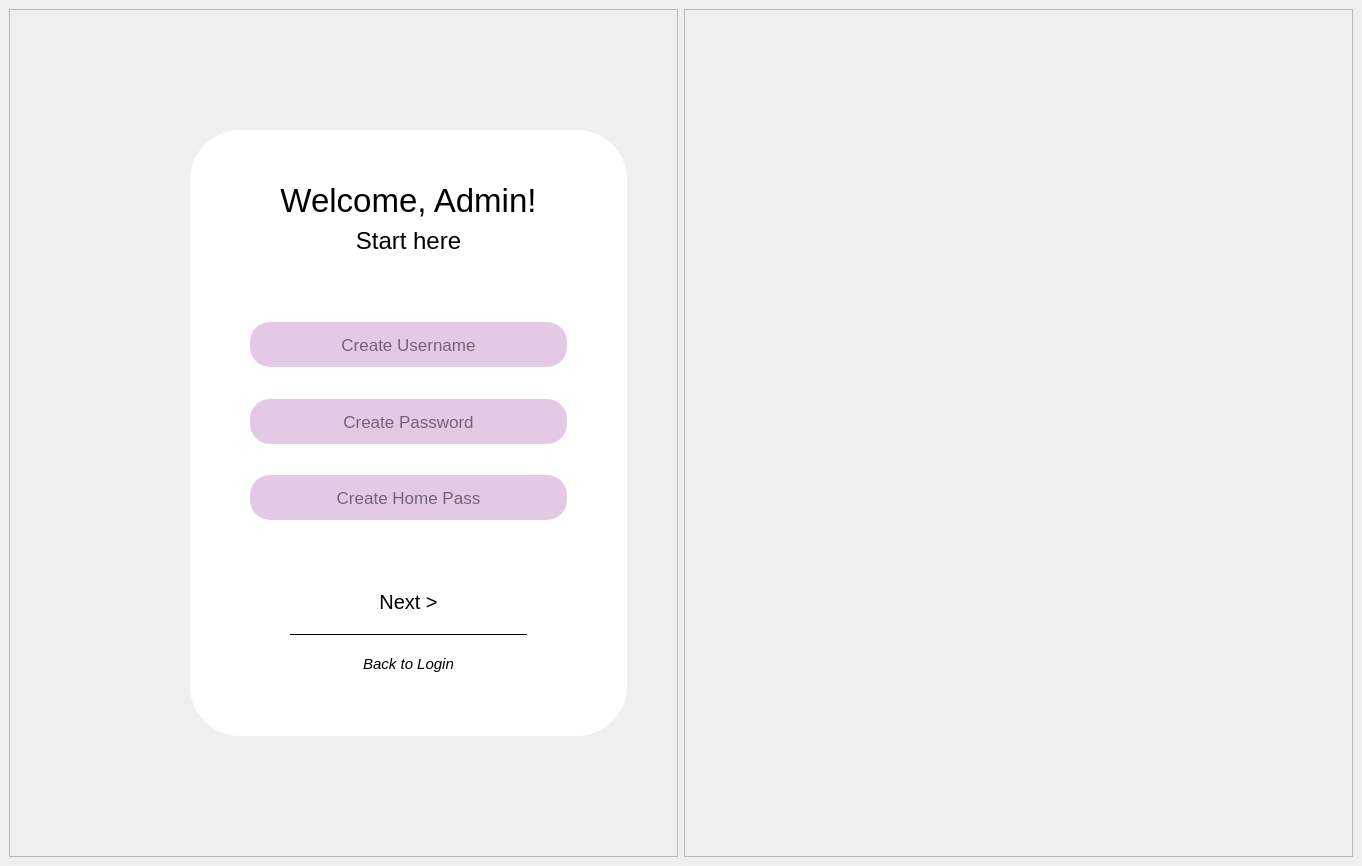
The window that ui/signup.ui (alexskh5/ENTRYSAFE) describes before a commit, drawn with Qt 5.
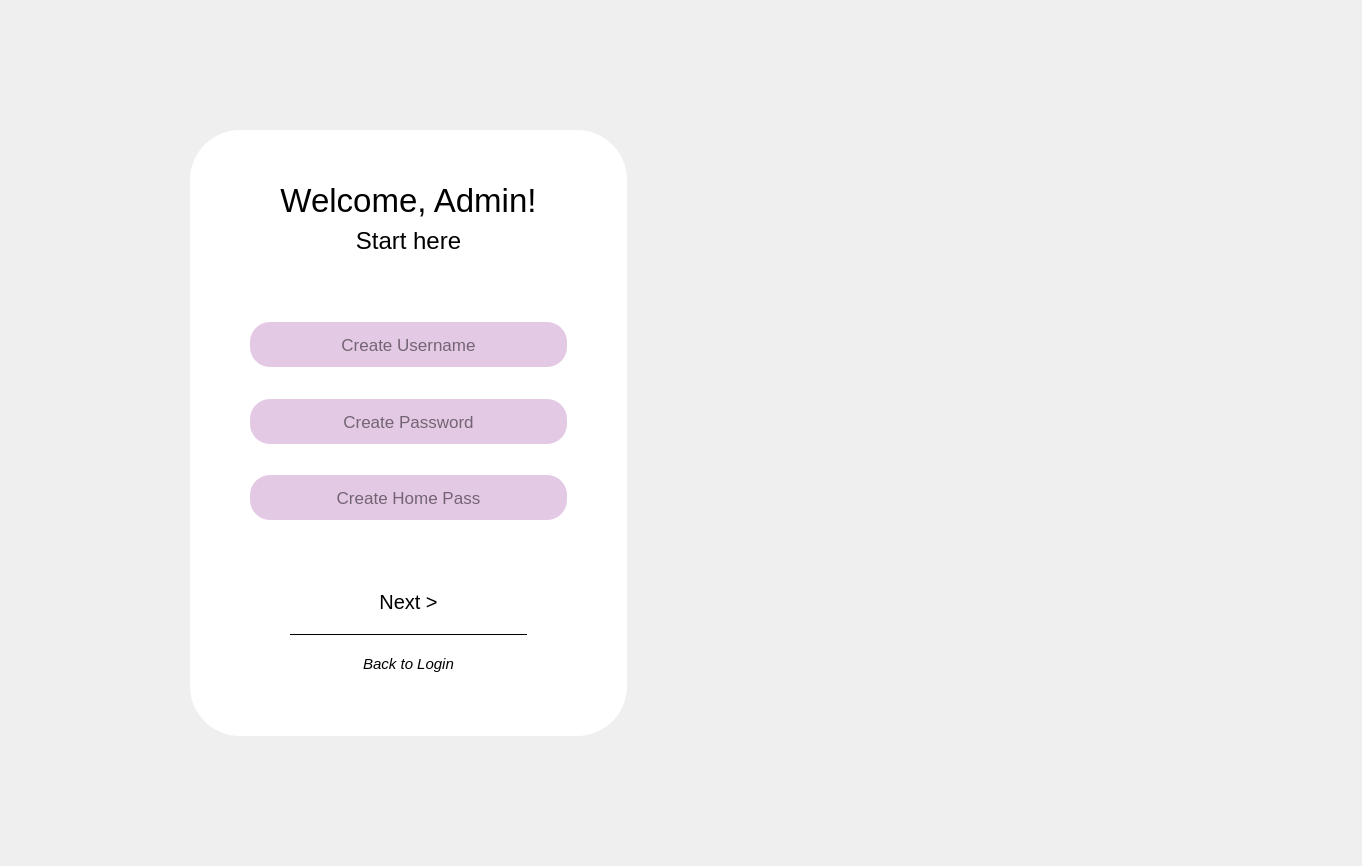
The same window after the commit. Icons and pictures are not drawn.

Commit message: update ui transparent frames

What changed in the file:
```diff
--- a/ui/signup.ui
+++ b/ui/signup.ui
@@ -20,6 +20,9 @@
    <layout class="QHBoxLayout" name="horizontalLayout">
     <item>
      <widget class="QFrame" name="leftFrame">
+      <property name="styleSheet">
+       <string notr="true">background-color: transparent;</string>
+      </property>
       <property name="frameShape">
        <enum>QFrame::StyledPanel</enum>
       </property>
@@ -1020,6 +1023,9 @@
         <verstretch>0</verstretch>
        </sizepolicy>
       </property>
+      <property name="styleSheet">
+       <string notr="true">background-color: transparent;</string>
+      </property>
       <property name="frameShape">
        <enum>QFrame::StyledPanel</enum>
       </property>
```
Left out of the diff: 18 changed lines with no effect on the pictures. The commit also changes 4 other files.
